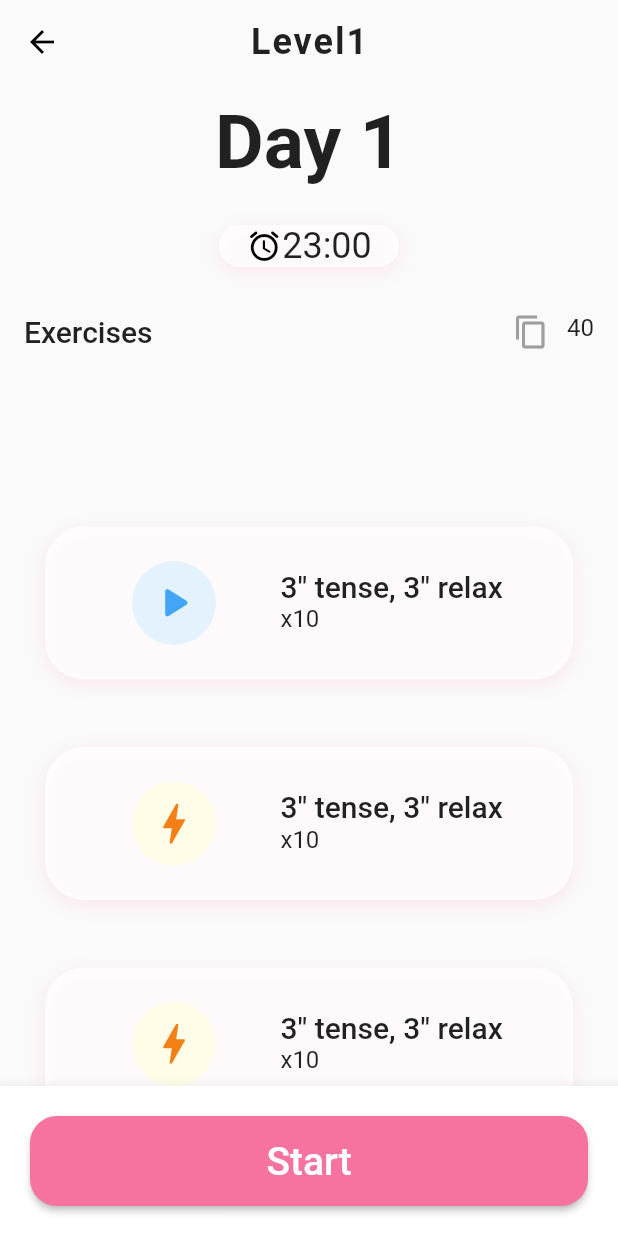
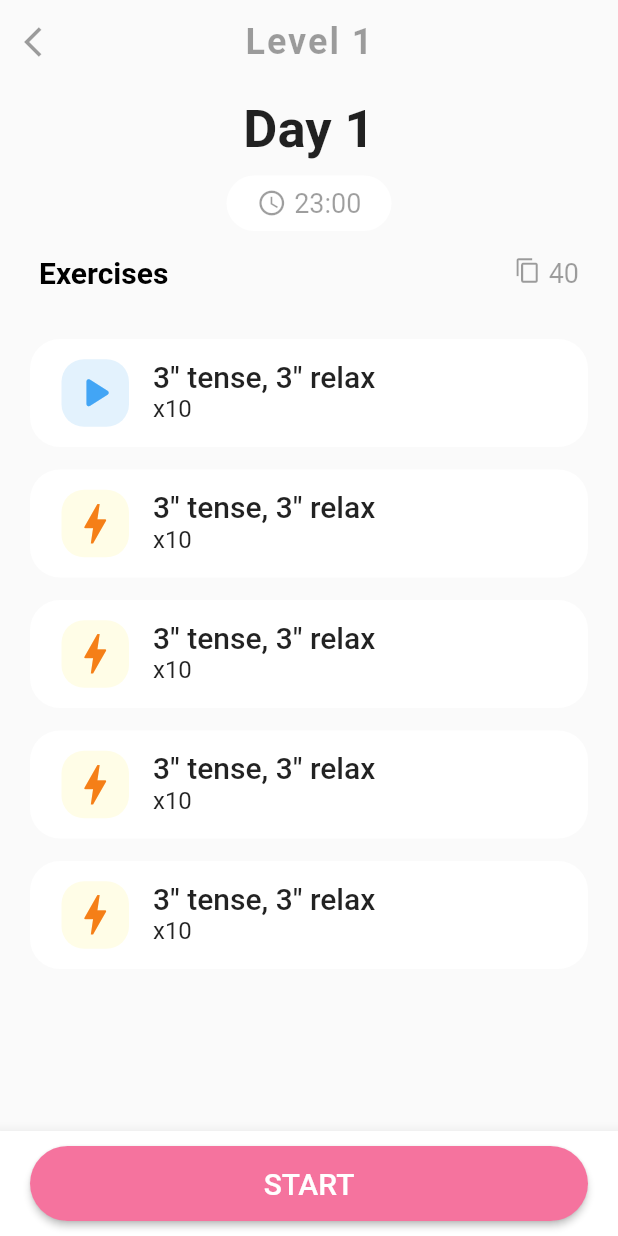
Before and after one commit to bobga/kegel_flutter_app, a Flutter app: the DayExerciseWidget screen opened by its route, on a phone screen of 412 x 824 dp. Run offline on Flutter 3.47's test engine with Material 2 defaults, Android fonts, the phone set to English and light mode, and no system bars; our stand-ins replace carousel_slider, dots_indicator, flutter_svg, mvc_pattern, percent_indicator; missing offline and left inert: global_configuration.

Commit message:
kegel commit step 4

```diff
--- a/lib/pages/DayExercise.dart
+++ b/lib/pages/DayExercise.dart
@@ -11,53 +11,67 @@ class DayExerciseWidget extends StatefulWidget {
 class _DayExerciseWidgetState extends State<DayExerciseWidget> {
   final items = List<String>.generate(5, (i) => "Item $i");
   int selExe = 0;
-  bool _visible = true;
+
   @override
   Widget build(BuildContext context) {
     return Scaffold(
-      // key: _con.scaffoldKey,
       appBar: AppBar(
+        leading: IconButton(
+          onPressed: () {
+            Navigator.of(context).pushReplacementNamed('/Pages', arguments: 0);
+          },
+          icon: Icon(
+            Icons.arrow_back_ios,
+          ),
+        ),
         backgroundColor: Colors.transparent,
         iconTheme: IconThemeData(
-          color: Colors.black, //change your color here
+          color: Colors.black38, //change your color here
         ),
         elevation: 0,
         centerTitle: true,
         title: Text(
-          'Level1',
+          'Level 1',
           style: Theme.of(context).textTheme.headline5.merge(
-              TextStyle(letterSpacing: 1.3, fontWeight: FontWeight.bold)),
+                TextStyle(
+                  letterSpacing: 1.3,
+                  fontWeight: FontWeight.bold,
+                  color: Colors.black38,
+                ),
+              ),
         ),
       ),
       bottomNavigationBar: BottomAppBar(
         color: Colors.white,
         child: Container(
-          margin: EdgeInsets.all(20),
-          height: 60,
+          margin: EdgeInsets.symmetric(
+            horizontal: 20,
+            vertical: 10,
+          ),
+          height: 50,
           child: RaisedButton(
             shape: RoundedRectangleBorder(
-              borderRadius: BorderRadius.circular(18.0),
+              borderRadius: BorderRadius.circular(30.0),
               //side: BorderSide(color: Colors.red),
             ),
             onPressed: () {},
             color: Theme.of(context).primaryColor,
             textColor: Colors.white,
-            child: Text("Start", //.toUpperCase(),
-                style: TextStyle(fontSize: 26)),
+            child: Text(
+              "START", //.toUpperCase(),
+              style: TextStyle(fontSize: 20),
             ),
           ),
         ),
-      body: RefreshIndicator(
-        onRefresh: () {},
-        //padding: EdgeInsets.symmetric(horizontal: 15, vertical: 15),
-        child: Stack(
+      ),
+      body: Stack(
         alignment: AlignmentDirectional.topCenter,
         children: [
           ListView(
             primary: true,
             children: <Widget>[
               ListView.separated(
-                  padding: EdgeInsets.only(top: 280, bottom: 50),
+                padding: EdgeInsets.only(top: 170, bottom: 50),
                 scrollDirection: Axis.vertical,
                 shrinkWrap: true,
                 primary: false,
@@ -67,27 +81,23 @@ class _DayExerciseWidgetState extends State<DayExerciseWidget> {
                 },
                 itemBuilder: (context, index) {
                   return Container(
-                      margin:
-                          EdgeInsets.symmetric(horizontal: 30, vertical: 15),
-                      padding: const EdgeInsets.all(15.0),
+                    margin: EdgeInsets.symmetric(
+                      horizontal: 20,
+                    ),
+                    padding: const EdgeInsets.symmetric(horizontal: 5.0),
                     decoration: BoxDecoration(
-                        color: Colors.white.withAlpha(200),
-                        borderRadius: BorderRadius.circular(26),
-                        boxShadow: [
-                          BoxShadow(
-                              color: Theme.of(context)
-                                  .primaryColor
-                                  .withOpacity(0.15),
-                              offset: Offset(0, 3),
-                              blurRadius: 10)
-                        ],
+                      color: Colors.white,
+                      borderRadius: BorderRadius.circular(20),
                     ),
                     child: ListTile(
-                        leading: CircleAvatar(
-                          radius: 55,
-                          backgroundColor: selExe == index
+                      leading: Container(
+                        padding: EdgeInsets.all(5),
+                        decoration: BoxDecoration(
+                          borderRadius: BorderRadius.circular(15),
+                          color: selExe == index
                               ? Colors.blue[50]
                               : Colors.yellow[50],
+                        ),
                         child: Icon(
                           selExe == index
                               ? Icons.play_arrow_rounded
@@ -114,64 +124,76 @@ class _DayExerciseWidgetState extends State<DayExerciseWidget> {
           ),
           Container(
             color: Colors.grey[50],
-              height: 250,
+            height: 170,
             child: Column(
               children: [
                 Container(
-                      margin:
-                          EdgeInsets.symmetric(horizontal: 10, vertical: 10),
+                  margin: EdgeInsets.symmetric(horizontal: 10, vertical: 10),
                   child: Text(
                     'Day 1',
                     style: TextStyle(
-                            fontSize: 50, fontWeight: FontWeight.bold),
-                      )),
+                      fontSize: 35,
+                      fontWeight: FontWeight.bold,
+                    ),
+                  ),
+                ),
                 Container(
-                    margin: EdgeInsets.symmetric(horizontal: 10, vertical: 15),
-                    width: 120,
+                  padding: EdgeInsets.all(8),
+                  width: 110,
                   decoration: BoxDecoration(
-                      color: Colors.white.withAlpha(200),
+                    color: Colors.white,
                     borderRadius: BorderRadius.circular(26),
-                      boxShadow: [
-                        BoxShadow(
-                            color: Theme.of(context)
-                                .primaryColor
-                                .withOpacity(0.15),
-                            offset: Offset(0, 3),
-                            blurRadius: 10)
-                      ],
                   ),
                   child: Row(
                     mainAxisAlignment: MainAxisAlignment.center,
                     children: [
                       Icon(
-                          Icons.access_alarm_rounded,
-                          color: Colors.black,
+                        Icons.schedule,
+                        color: Colors.black38,
+                        size: 20,
+                      ),
+                      SizedBox(
+                        width: 5,
                       ),
                       Text(
                         '23:00',
-                          style: Theme.of(context).textTheme.headline5,
+                        style: TextStyle(
+                          color: Colors.black38,
+                          fontSize: 18,
+                        ),
                       ),
                     ],
                   ),
                 ),
-                  ListTile(
+                Padding(
+                  padding: const EdgeInsets.symmetric(horizontal: 10),
+                  child: ListTile(
                     title: Text(
                       //S.of(context).profile_settings,
                       'Exercises',
-                      style: Theme.of(context).textTheme.headline6,
+                      style: TextStyle(
+                        color: Colors.black,
+                        fontSize: 20,
+                        fontWeight: FontWeight.bold,
+                      ),
                     ),
                     trailing: Wrap(
-                      spacing: 12, // space between two icons
+                      spacing: 5, // space between two icons
                       children: <Widget>[
                         Icon(
                           Icons.content_copy,
-                          color: Colors.grey,
+                          color: Colors.black38,
+                          size: 18,
                         ), // icon-1
                         Text(
                           '40',
-                          style: Theme.of(context).textTheme.subtitle1,
+                          style: TextStyle(
+                            color: Colors.black38,
+                            fontSize: 18,
+                          ),
                         ),
                       ],
+                    ),
                   ),
                 ),
               ],
@@ -179,7 +201,6 @@ class _DayExerciseWidgetState extends State<DayExerciseWidget> {
           ),
         ],
       ),
-      ),
     );
   }
 }
--- a/lib/pages/KegelWidget.dart
+++ b/lib/pages/KegelWidget.dart
@@ -11,7 +11,7 @@ class KegelWidget extends StatefulWidget {
 
 class _KegelWidgetState extends State<KegelWidget> {
   int _selectLevel = 0;
-  int _selectDay = 0;
+  int _selectDay = 3;
 
   @override
   void initState() {
@@ -36,6 +36,11 @@ class _KegelWidgetState extends State<KegelWidget> {
                     horizontal: 20,
                     vertical: 8,
                   ),
+                  child: InkWell(
+                    onTap: () {
+                      Navigator.of(context)
+                          .pushReplacementNamed('/DayExercise', arguments: 0);
+                    },
                     child: Container(
                       padding: EdgeInsets.symmetric(
                         horizontal: 15,
@@ -129,14 +134,16 @@ class _KegelWidgetState extends State<KegelWidget> {
                               width: screenSize.width * 0.19,
                               lineHeight: 7.0,
                               percent: 0.1,
-                            backgroundColor:
-                                Theme.of(context).primaryColor.withOpacity(0.3),
+                              backgroundColor: Theme.of(context)
+                                  .primaryColor
+                                  .withOpacity(0.3),
                               progressColor: _selectDay == index
                                   ? Colors.white
                                   : Theme.of(context).primaryColor,
                             ),
                           ),
                         ],
+                      ),
                     ),
                   ),
                 );
--- a/lib/pages/splash_screen.dart
+++ b/lib/pages/splash_screen.dart
@@ -7,11 +7,17 @@ class SplashScreen extends StatefulWidget {
   _SplashScreenState createState() => _SplashScreenState();
 }
 
-class _SplashScreenState extends State<SplashScreen> {
+class _SplashScreenState extends State<SplashScreen>
+    with TickerProviderStateMixin {
   @override
   void initState() {
     super.initState();
     loadData();
+  }
+
+  @override
+  void dispose() {
+    super.dispose();
   }
 
   void loadData() {
@@ -22,16 +28,24 @@ class _SplashScreenState extends State<SplashScreen> {
 
   @override
   Widget build(BuildContext context) {
+    final width = MediaQuery.of(context).size.width;
+    final height = MediaQuery.of(context).size.height;
     return Scaffold(
-      body: Container(
-        decoration: BoxDecoration(
-          image: DecorationImage(
-            image: AssetImage(
-              "assets/img/bg_splash.jpg",
+      body: AnimatedContainer(
+        curve: Curves.fastOutSlowIn,
+        child: Container(
+          width: width,
+          height: height,
+          decoration: BoxDecoration(
+            image: DecorationImage(
+              image: AssetImage(
+                "assets/img/bg_splash.jpg",
+              ),
+              fit: BoxFit.cover,
             ),
-            fit: BoxFit.cover,
           ),
         ),
+        duration: Duration(seconds: 2),
       ),
     );
   }
```
Lines whose indentation alone changed are shown as unchanged.
